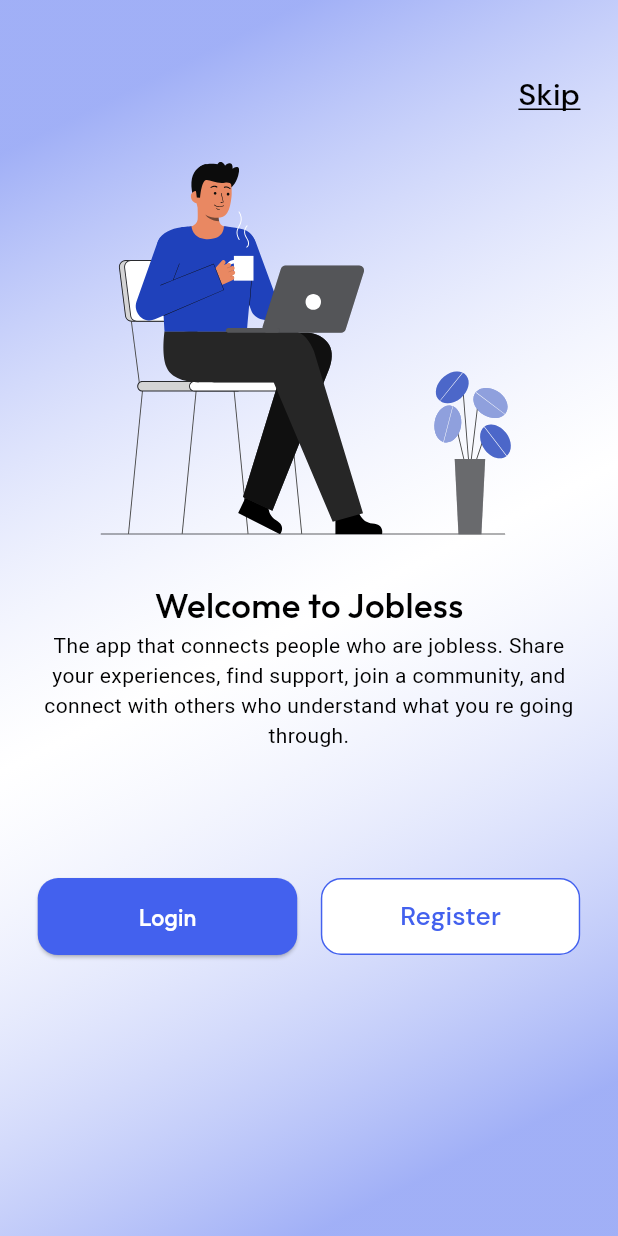
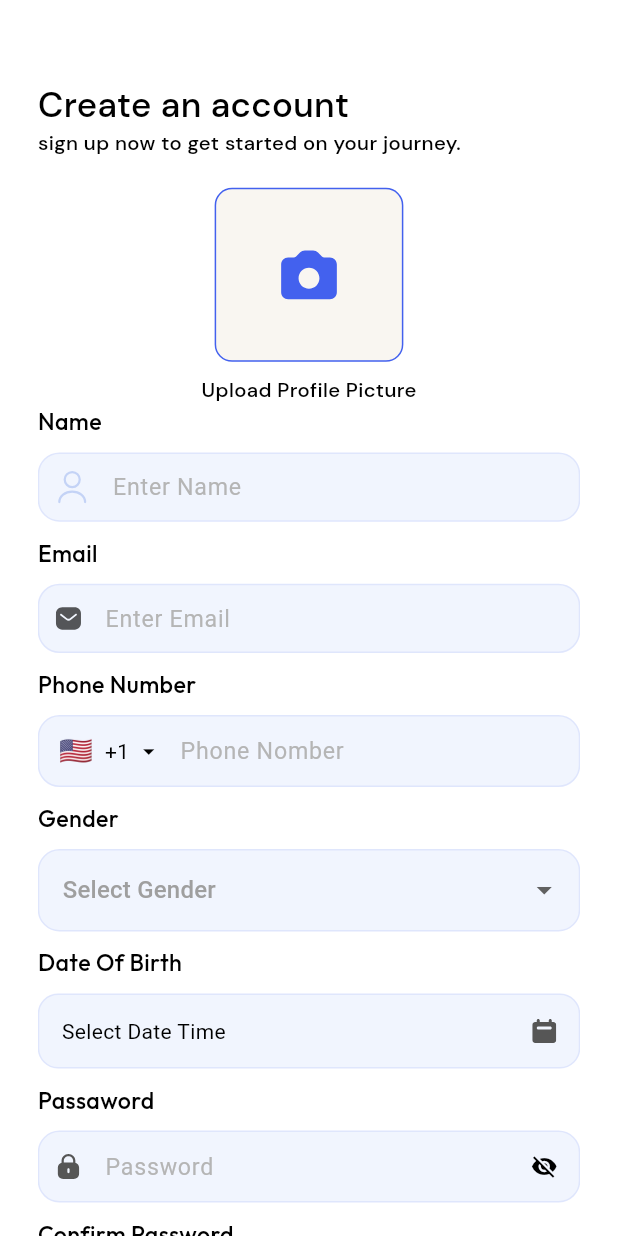
Before and after one commit to alfayej55/Jobless, a Flutter app: the screen it shows after launch, after a tap on "Register", on a phone screen of 412 x 824 dp. Run offline on Flutter 3.47's test engine with Material 3 defaults, Android fonts, the phone set to English and light mode, and no system bars; drawn by our look-alikes of intl_phone_field; our stand-ins replace animated_notch_bottom_bar, flutter_screenutil, flutter_spinkit, flutter_svg, get, image_picker and 1 more.

Commit message:
sign up screen done

```diff
--- /dev/null
+++ b/lib/controllers/auth_controller/signup_controller.dart
@@ -0,0 +1,45 @@
+
+
+import 'dart:io';
+
+import 'package:flutter/material.dart';
+import 'package:get/get.dart';
+import 'package:image_picker/image_picker.dart';
+import 'package:intl/intl.dart';
+
+class SignupController extends GetxController{
+
+  RxString selectedDate='Select Date Time'.obs;
+
+  File? selectedIMage;
+  var imagePath=''.obs;
+
+
+
+  Future pickImageFromCamera(ImageSource source) async {
+    final returnImage = await ImagePicker().pickImage(source: source);
+    if (returnImage == null) return;
+    selectedIMage = File(returnImage.path);
+    imagePath.value=selectedIMage!.path;
+    //  image = File(returnImage.path).readAsBytesSync();
+    update();
+    print('ImagesPath:${imagePath}');
+    Get.back(); //
+  }
+
+  Future<void> selectDate(BuildContext context ) async {
+    final DateTime? picked = await showDatePicker(
+        context: context,
+        initialDate: DateTime.now(),
+        firstDate: DateTime(1725),
+        lastDate: DateTime(2050)
+    );
+
+    if (picked != null && picked != selectedDate) {
+      selectedDate.value=DateFormat('dd/MM/yyyy').format(picked);
+      print('dateTime:${selectedDate}');
+
+      update();
+    }
+  }
+}
--- a/lib/helpers/route.dart
+++ b/lib/helpers/route.dart
@@ -1,5 +1,6 @@
 import 'package:get/get.dart';
 import 'package:jobless/views/screen/Auth/login_screen.dart';
+import 'package:jobless/views/screen/Auth/signup_screen.dart';
 import 'package:jobless/views/screen/Home/home_screen.dart';
 import 'package:jobless/views/screen/Message/message_screen.dart';
 import 'package:jobless/views/screen/Profile/profile_screen.dart';
@@ -20,6 +21,7 @@ class AppRoutes{
   static String jobConfirmScreen="/jobConfirm_screen";
   static String jobCategoriScreen="/jobCategori_screen";
   static String loginScreen="/login_screen";
+  static String signUpScreen="/signUp_screen";
 
  static List<GetPage> page=[
     GetPage(name:splashScreen, page: ()=>const SplashScreen()),
@@ -31,6 +33,7 @@ class AppRoutes{
      GetPage(name:jobConfirmScreen, page: ()=>const JobConfiramScreen()),
      GetPage(name:jobCategoriScreen, page: ()=>const JoblessCategoricScreen()),
      GetPage(name:loginScreen, page: ()=> LoginScreen()),
+     GetPage(name:signUpScreen, page: ()=> SignUpScreen()),
   ];
 
 
--- a/lib/utils/app_icons.dart
+++ b/lib/utils/app_icons.dart
@@ -1,6 +1,7 @@
 class AppIcons{
 
   static String baseUrl="assets/icons";
+
   static String homeIcon="assets/icons/home_icon.svg";
   static String notificationIcon="assets/icons/notification_icon.svg";
   static String profileIcon="assets/icons/profile_icon.svg";
@@ -12,7 +13,7 @@ class AppIcons{
   static String emailIcon="assets/icons/email_icon.svg";
   static String gelaryIcon="assets/icons/gelary_icon.svg";
   static String cameraIcon="assets/icons/camera_icon.svg";
-  static String calenderIcon="assets/icons/calender_icon.svg";
+  static String calenderIcon="assets/icons/calender.svg";
 
 
 
--- a/lib/utils/app_string.dart
+++ b/lib/utils/app_string.dart
@@ -6,6 +6,7 @@ class AppString {
   static String subonboardingText='The app that connects people who are jobless. Share your experiences, find support, join a community, and connect with others who understand what you re going through.';
   static String loginText='Login';
   static String registerText='Register';
+  static String signuoText='Sign Up';
   static String emailText='Email';
   static String passawordText='Passaword';
   static String subLoginText='welcome back! we’ve missed you.';
@@ -16,5 +17,15 @@ class AppString {
   static String submitText='Submit';
   static String choceCategoriText='Choose a Category';
   static String moreCategoryText='Choose three or more categories that represent what you want to see';
+/// SignUp String
+
+  static String creareAccountText='Create an account';
+  static String subCreateText='sign up now to get started on your journey.';
+  static String uploadProfilePictureText='Upload Profile Picture';
+  static String nameText='Name';
+  static String phoneText='Phone Number';
+  static String genderText='Gender';
+  static String dateOfBirthText='Date Of Birth';
+  static String signUoConditionText='By creating an account, I accept the Terms & Conditions & Privacy Policy.';
 
 }
--- /dev/null
+++ b/lib/views/base/image_dialog.dart
@@ -0,0 +1,73 @@
+import 'package:flutter/material.dart';
+import 'package:flutter_screenutil/flutter_screenutil.dart';
+import 'package:get/get.dart';
+import 'package:image_picker/image_picker.dart';
+import 'package:jobless/controllers/auth_controller/signup_controller.dart';
+
+import '../../utils/app_colors.dart';
+
+
+class ShowImagePickerRegister {
+
+  SignupController registerCtrl=Get.put(SignupController());
+
+  showImagePickerOption(BuildContext context) {
+    showModalBottomSheet(
+      // backgroundColor: AppColors.AppBgColor,
+        context: context,
+        builder: (builder) {
+          return Padding(
+            padding: const EdgeInsets.all(18.0),
+            child: SizedBox(
+              width: MediaQuery.of(context).size.width,
+              height: MediaQuery.of(context).size.height / 4.2,
+              child: Row(
+                mainAxisSize: MainAxisSize.min,
+                children: [
+                  Expanded(
+                    child: InkWell(
+                      onTap: () {
+                        registerCtrl.pickImageFromCamera(ImageSource.gallery);
+                      },
+                      child: SizedBox(
+                        child: Column(
+                          children: [
+                            Icon(
+                              Icons.image,
+                              size: 50.w,
+                              color: AppColors.primaryColor,
+                            ),
+                            Text('Gallery')
+                          ],
+                        ),
+                      ),
+                    ),
+                  ),
+                  Expanded(
+                    child: InkWell(
+                      onTap: () {
+                        registerCtrl.pickImageFromCamera(ImageSource.camera);
+                      },
+                      child: SizedBox(
+                        child: Column(
+                          children: [
+                            Icon(
+                              Icons.camera_alt,
+                              size: 50.w,
+                              color: AppColors.primaryColor,
+                            ),
+                            Text('Camera')
+                          ],
+                        ),
+                      ),
+                    ),
+                  ),
+                ],
+              ),
+            ),
+          );
+        });
+  }
+
+
+}
--- a/lib/views/screen/Auth/login_screen.dart
+++ b/lib/views/screen/Auth/login_screen.dart
@@ -1,6 +1,8 @@
 import 'package:flutter/material.dart';
 import 'package:flutter_screenutil/flutter_screenutil.dart';
 import 'package:flutter_svg/flutter_svg.dart';
+import 'package:get/get.dart';
+import 'package:jobless/helpers/route.dart';
 import 'package:jobless/utils/app_colors.dart';
 import 'package:jobless/utils/app_icons.dart';
 import 'package:jobless/utils/app_image.dart';
@@ -73,15 +75,19 @@ class LoginScreen extends StatelessWidget {
 
             /// Route SignUpScreen
             SizedBox(height: 20.h,),
-            Row(
+            InkWell(
+              onTap: (){
+                Get.toNamed(AppRoutes.signUpScreen);
+              },
+              child: Row(
                 mainAxisAlignment: MainAxisAlignment.center,
                 crossAxisAlignment: CrossAxisAlignment.center,
                 children: [
                   Text("Don’t have an account? ",style: AppStyles.customSize(size: 14,family: "Schuyler",fontWeight: FontWeight.w500,color: AppColors.subTextColor)),
                   Text("Sign up",style: AppStyles.customSize(size: 15,family: "Schuyler",fontWeight: FontWeight.w500,color: AppColors.textColor)),
                 ],
+              ),
             )
-
 
           ],
         ),
--- /dev/null
+++ b/lib/views/screen/Auth/signup_screen.dart
@@ -0,0 +1,275 @@
+
+
+import 'dart:io';
+
+import 'package:flutter/material.dart';
+import 'package:flutter_screenutil/flutter_screenutil.dart';
+import 'package:flutter_svg/flutter_svg.dart';
+import 'package:get/get.dart';
+import 'package:intl_phone_field/intl_phone_field.dart';
+import 'package:jobless/utils/app_colors.dart';
+import 'package:jobless/utils/app_icons.dart';
+import 'package:jobless/views/base/custom_button.dart';
+
+import '../../../controllers/auth_controller/signup_controller.dart';
+import '../../../helpers/route.dart';
+import '../../../utils/app_string.dart';
+import '../../../utils/style.dart';
+import '../../base/custom_text_field.dart';
+import '../../base/image_dialog.dart';
+
+class SignUpScreen extends StatefulWidget {
+  const SignUpScreen({super.key});
+
+  @override
+  State<SignUpScreen> createState() => _SignUpScreenState();
+}
+
+class _SignUpScreenState extends State<SignUpScreen> {
+  TextEditingController nameCtlr=TextEditingController();
+
+  SignupController _signUpCtrl=Get.put(SignupController());
+
+  String? _gender;
+  bool isChecked = false;
+  List genderList=['Male', 'Female', 'Other'];
+
+  @override
+  Widget build(BuildContext context) {
+    return Scaffold(
+      body: Padding(
+        padding:  EdgeInsets.symmetric(horizontal: 24.w ),
+        child: Obx(()=>SingleChildScrollView(
+          child: Column(
+            mainAxisAlignment: MainAxisAlignment.start,
+            crossAxisAlignment: CrossAxisAlignment.start,
+            children: [
+              SizedBox(height: 55.h,),
+              Text(AppString.creareAccountText,style:AppStyles.h1()),
+              Text(AppString.subCreateText,style:AppStyles.h5()),
+
+
+              SizedBox(height: 20,),
+
+              /// Upload Picture
+              Align(
+                alignment: Alignment.center,
+                child: Column(
+                  mainAxisAlignment: MainAxisAlignment.center,
+                  children: [
+                    InkWell(
+                      onTap: (){
+                        ShowImagePickerRegister().showImagePickerOption(context);
+                      },
+                      child:_signUpCtrl.imagePath.isNotEmpty? Container(
+                        height: 120.h,
+                        width: 120.w,
+                        decoration: BoxDecoration(
+                          borderRadius: BorderRadius.circular(12.r),
+                          color: Color(0xffF9F6F1),
+                          border: Border.all(color:AppColors.primaryColor),
+                          image: DecorationImage(image: FileImage(
+                            File(_signUpCtrl.imagePath.value),
+                          ),fit: BoxFit.cover ),
+                        ),
+
+                      ):
+                      Container(
+                        height: 120.h,
+                        width: 120.w,
+                        decoration: BoxDecoration(
+                          borderRadius: BorderRadius.circular(12.r),
+                          color: Color(0xffF9F6F1),
+                          border: Border.all(color:AppColors.primaryColor),
+                        ),
+                        child: Center(child: SvgPicture.asset(AppIcons.cameraIcon,height: 48.h,width: 48.w,)),
+                      ),
+                    ),
+
+                    SizedBox(height: 10.h,),
+                    Text(AppString.uploadProfilePictureText,style:AppStyles.h5()),
+                  ],
+                ),
+              ),
+
+              /// TextField Section
+              Text(AppString.nameText,style:AppStyles.h4(family: "Schuyler")),
+              SizedBox(height: 10.h),
+              CustomTextField(
+                  contentPaddingVertical: 12.h,
+                  hintText: "Enter Name",
+                  prefixIcon: Padding(
+                    padding:  EdgeInsets.symmetric(horizontal: 10.w),
+                    child: SvgPicture.asset(AppIcons.profileIcon),
+                  ),
+                  controller: nameCtlr),
+
+              /// Email
+              SizedBox(height: 10.h,),
+              Text(AppString.emailText,style:AppStyles.h4(family: "Schuyler")),
+              SizedBox(height: 10.h),
+              CustomTextField(
+                  contentPaddingVertical: 12.h,
+                  hintText: "Enter Email",
+                  prefixIcon: Padding(
+                    padding:  EdgeInsets.symmetric(horizontal: 10.w),
+                    child: SvgPicture.asset(AppIcons.emailIcon),
+                  ),
+                  controller: nameCtlr),
+
+              /// Phone Number
+              SizedBox(height: 10.h),
+              Text(AppString.phoneText,style:AppStyles.h4(family: "Schuyler")),
+              SizedBox(height: 10.h,),
+              IntlPhoneField(
+                decoration: InputDecoration(
+                    hintText: "Phone Nomber",
+                    contentPadding:EdgeInsets.symmetric(horizontal: 15.h)
+                ),
+                showCountryFlag: true,
+                initialCountryCode: 'US',
+                flagsButtonMargin: EdgeInsets.only(left: 10),
+                disableLengthCheck: true,
+                dropdownIconPosition: IconPosition.trailing,// Default country code
+                onChanged: (phone) {
+                  print("Phpone>>>${phone.completeNumber}"); // Gets the complete phone number including the country code
+                },
+              ),
+
+              /// Select Gender
+              SizedBox(height: 10.h),
+              Text(AppString.genderText,style:AppStyles.h4(family: "Schuyler")),
+              SizedBox(height: 10.h,),
+              DropdownButtonFormField<String>(
+                value: _gender,
+                padding: EdgeInsets.zero,
+                hint: Text("Select Gender"),
+                decoration: InputDecoration(
+                ),
+                items: genderList
+                    .map((gender) => DropdownMenuItem<String>(
+                  value: gender,
+                  child: Text(gender),
+                ))
+                    .toList(),
+                onChanged: (newValue) {
+                  setState(() {
+                    _gender = newValue;
+                  });
+                },
+              ),
+
+              /// Select Dath
+              SizedBox(height: 10.h),
+              Text(AppString.dateOfBirthText,style:AppStyles.h4(family: "Schuyler")),
+              SizedBox(height: 10.h,),
+              Obx(()=> GestureDetector(
+                onTap: ()async{
+                  _signUpCtrl.selectDate(context);
+                },
+                child: Container(
+                  height: 50,
+                  width: double.infinity,
+                  decoration: BoxDecoration(
+                      border: Border.all(color: Get.theme.primaryColor.withOpacity(0.1)),
+                      borderRadius: BorderRadius.circular(14.r),
+                      color: AppColors.fillColor
+                  ),
+                  child: Padding(
+                    padding: const EdgeInsets.symmetric(horizontal: 15),
+                    child: Row(
+                      mainAxisAlignment: MainAxisAlignment.spaceBetween,
+                      children: [
+                        Text(
+                          _signUpCtrl.selectedDate != null
+                              ? _signUpCtrl.selectedDate.value
+                              : 'Select your Date of Birth',
+                          // age(),style: TextStyle(fontSize: 12,fontWeight: FontWeight.normal)
+                        ),
+                        SvgPicture.asset(AppIcons.calenderIcon)
+                      ],
+                    ),
+                  ),
+                ),
+              )),
+
+              SizedBox(height: 10.h,),
+              Text(AppString.passawordText,style:AppStyles.h4(family: "Schuyler")),
+              SizedBox(height: 10.h),
+              CustomTextField(
+                  contentPaddingVertical: 12.h,
+                  hintText: "Password",
+                  isPassword: true,
+                  prefixIcon: Padding(
+                    padding:  EdgeInsets.symmetric(horizontal: 10.w),
+                    child: SvgPicture.asset(AppIcons.passwordIcon),
+                  ),
+                  controller: nameCtlr),
+
+              SizedBox(height: 10.h,),
+              Text("Confirm Password",style:AppStyles.h4(family: "Schuyler")),
+              SizedBox(height: 10.h),
+              CustomTextField(
+                  contentPaddingVertical: 12.h,
+                  hintText: "Confirm Password",
+                  isPassword: true,
+                  prefixIcon: Padding(
+                    padding:  EdgeInsets.symmetric(horizontal: 10.w),
+                    child: SvgPicture.asset(AppIcons.passwordIcon),
+                  ),
+                  controller: nameCtlr),
+
+              SizedBox(height: 16.h),
+              /// Condition Check Box
+              Row(
+                crossAxisAlignment: CrossAxisAlignment.center,
+                children: [
+                  Checkbox(
+                    value: isChecked,
+
+                    onChanged: (bool? value) {
+                      setState(() {
+                        isChecked = value!;
+                      });
+                    },
+                  ),
+                  Expanded(
+                    child: Text(AppString.signUoConditionText,
+                      maxLines: 3,
+                      overflow: TextOverflow.ellipsis,
+                      style: AppStyles.h6(),),
+                  ),
+
+                ],
+              ),
+
+              SizedBox(height: 10.h),
+              CustomButton(
+                  color: isChecked ?AppColors.primaryColor:AppColors.dividerColor,
+                  onTap: (){}, text: AppString.signuoText),
+
+              SizedBox(height: 10.h,),
+              InkWell(
+                onTap: (){
+                  Get.toNamed(AppRoutes.loginScreen);
+                },
+                child: Row(
+                  mainAxisAlignment: MainAxisAlignment.center,
+                  crossAxisAlignment: CrossAxisAlignment.center,
+                  children: [
+                    Text("Already have an account? ",style: AppStyles.customSize(size: 14,family: "Schuyler",fontWeight: FontWeight.w500,color: AppColors.subTextColor)),
+                    Text("Login",style: AppStyles.customSize(size: 15,family: "Schuyler",fontWeight: FontWeight.w500,color: AppColors.textColor)),
+                  ],
+                ),
+              ),
+
+              SizedBox(height: 25.h,),
+
+            ],
+          ),
+        )),
+
+      ),
+    );
+  }
+}
--- a/lib/views/screen/onboarding_screen/onboarding_screen1.dart
+++ b/lib/views/screen/onboarding_screen/onboarding_screen1.dart
@@ -57,7 +57,9 @@ class OnBoardingScreen1 extends StatelessWidget {
                   CustomOutlineButton(
                       width: 165.w,
                       color: Colors.white,
-                      onTap: (){},
+                      onTap: (){
+                        Get.toNamed(AppRoutes.signUpScreen);
+                      },
                       text: AppString.registerText)
                 ],
               )
--- a/pubspec.yaml
+++ b/pubspec.yaml
@@ -44,6 +44,9 @@ dependencies:
   animated_notch_bottom_bar: ^1.0.3
   #GridView
   flutter_staggered_grid_view: ^0.7.0
+  intl_phone_field: ^3.2.0
+  intl: ^0.19.0
+  image_picker: ^1.0.7
 
 dev_dependencies:
   flutter_test:
```
Also changed, not shown: pubspec.lock, 5 other files. Lines whose indentation alone changed are shown as unchanged.
